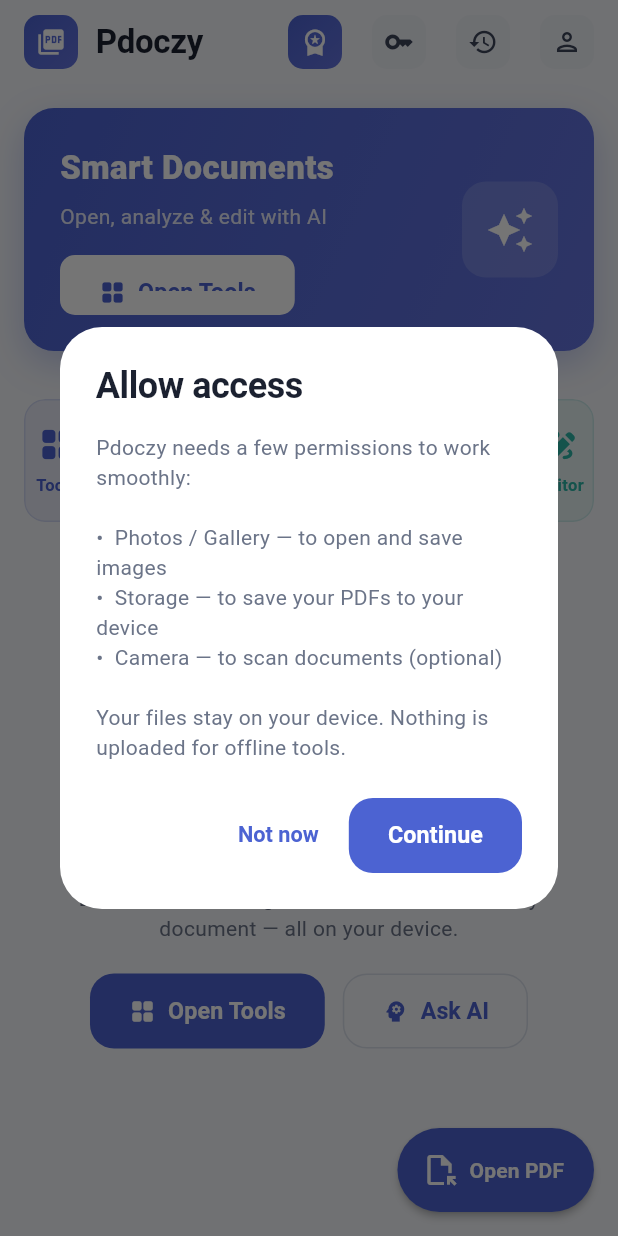
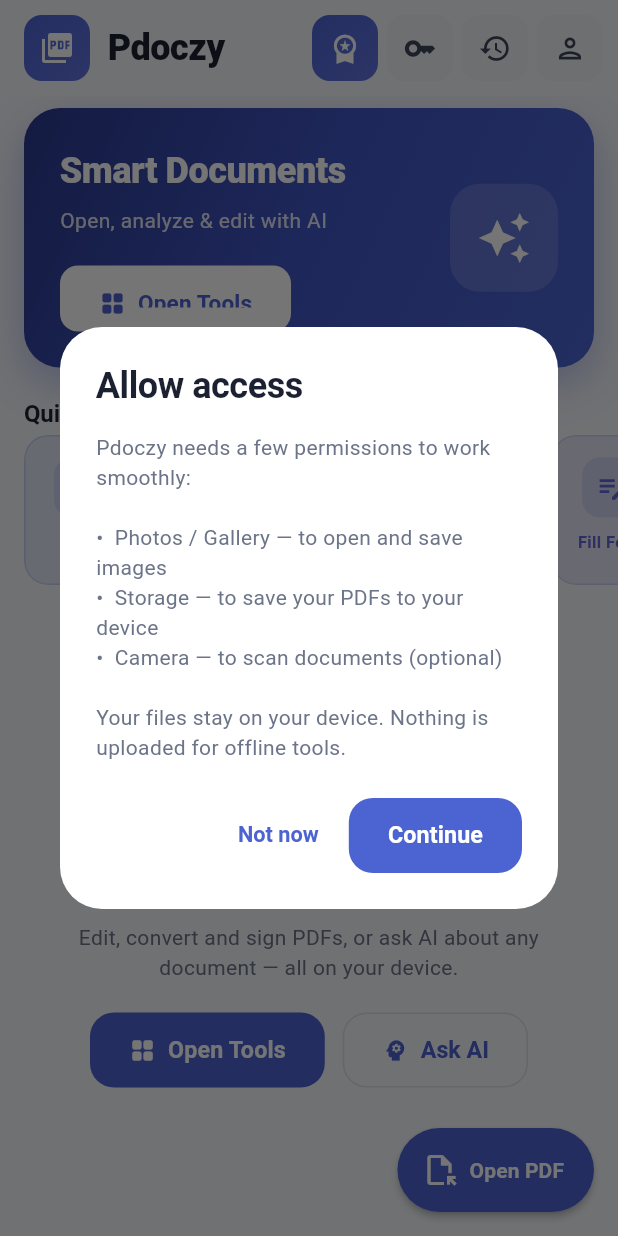
Before and after one commit to hamahasan441-png/Ai-pdf, a Flutter app: the screen it shows after launch, on a phone screen of 412 x 824 dp. Run offline on Flutter 3.47's test engine with Material 3 defaults, Android fonts, the phone set to English and light mode, and no system bars; our stand-ins replace dio, file_picker, flutter_riverpod, flutter_secure_storage, flutter_tts, go_router and 7 more; missing offline and left inert: google_mlkit_text_recognition, pdfx; generated files the repository leaves out were written again.

Commit message:
Fix keyboard resize, enable always-on pinch zoom, improve home screen UI

```diff
--- a/frontend/lib/features/home/presentation/home_screen.dart
+++ b/frontend/lib/features/home/presentation/home_screen.dart
@@ -32,92 +32,77 @@ class _HomeScreenState extends State<HomeScreen> {
     final l10n = AppLocalizations.of(context)!;
     return Scaffold(
       appBar: AppBar(
+        toolbarHeight: 64,
         title: Row(children: [
           Container(
-            width: 36,
-            height: 36,
-            decoration: BoxDecoration(gradient: AppColors.primaryGradient, borderRadius: BorderRadius.circular(10)),
-            child: const Icon(Icons.picture_as_pdf, color: Colors.white, size: 20),
+            width: 44,
+            height: 44,
+            decoration: BoxDecoration(gradient: AppColors.primaryGradient, borderRadius: BorderRadius.circular(12)),
+            child: const Icon(Icons.picture_as_pdf, color: Colors.white, size: 24),
           ),
           const SizedBox(width: 12),
-          const Text('Pdoczy'),
+          const Text('Pdoczy', style: TextStyle(fontSize: 24, fontWeight: FontWeight.w800, letterSpacing: -0.3)),
         ]),
         actions: [
-          IconButton(
-            icon: Container(
-              width: 36,
-              height: 36,
-              decoration: BoxDecoration(gradient: AppColors.primaryGradient, borderRadius: BorderRadius.circular(10)),
-              child: const Icon(Icons.workspace_premium, size: 20, color: Colors.white),
-            ),
-            tooltip: l10n.upgradeToPro,
+          _AppBarAction(
+            icon: Icons.workspace_premium,
+            gradient: AppColors.primaryGradient,
+            tooltip: 'Upgrade to Pro',
             onPressed: () => context.push('/paywall'),
           ),
-          const SizedBox(width: 4),
-          IconButton(
-            icon: Container(
-              width: 36,
-              height: 36,
-              decoration: BoxDecoration(color: cs.surfaceContainerHighest, borderRadius: BorderRadius.circular(10)),
-              child: const Icon(Icons.key, size: 20),
-            ),
+          const SizedBox(width: 6),
+          _AppBarAction(
+            icon: Icons.key,
+            color: cs.surfaceContainerHighest,
             tooltip: 'AI settings & API key',
             onPressed: () => context.push('/settings'),
           ),
-          const SizedBox(width: 4),
-          IconButton(
-            icon: Container(
-              width: 36,
-              height: 36,
-              decoration: BoxDecoration(color: cs.surfaceContainerHighest, borderRadius: BorderRadius.circular(10)),
-              child: const Icon(Icons.history, size: 20),
-            ),
+          const SizedBox(width: 6),
+          _AppBarAction(
+            icon: Icons.history,
+            color: cs.surfaceContainerHighest,
             tooltip: 'Recent files',
             onPressed: () => context.push('/recent'),
           ),
-          const SizedBox(width: 4),
-          IconButton(
-            icon: Container(
-              width: 36,
-              height: 36,
-              decoration: BoxDecoration(color: cs.surfaceContainerHighest, borderRadius: BorderRadius.circular(10)),
-              child: const Icon(Icons.person_outlined, size: 20),
-            ),
+          const SizedBox(width: 6),
+          _AppBarAction(
+            icon: Icons.person_outlined,
+            color: cs.surfaceContainerHighest,
             tooltip: 'Profile',
             onPressed: () => context.push('/profile'),
           ),
-          const SizedBox(width: 8),
+          const SizedBox(width: 10),
         ],
       ),
       body: CustomScrollView(slivers: [
         // Hero banner
         SliverToBoxAdapter(
           child: Container(
-            margin: const EdgeInsets.all(16),
+            margin: const EdgeInsets.fromLTRB(16, 8, 16, 0),
             padding: const EdgeInsets.all(24),
             decoration: BoxDecoration(
-              gradient: AppColors.primaryGradient,
-              borderRadius: BorderRadius.circular(20),
-              boxShadow: [BoxShadow(color: AppColors.primary.withOpacity(0.3), blurRadius: 20, offset: const Offset(0, 8))],
+              gradient: AppColors.heroGradient,
+              borderRadius: BorderRadius.circular(24),
+              boxShadow: [BoxShadow(color: AppColors.primary.withOpacity(0.35), blurRadius: 24, offset: const Offset(0, 10))],
             ),
             child: Row(children: [
               Expanded(
                 child: Column(crossAxisAlignment: CrossAxisAlignment.start, children: [
-                  Text(l10n.smartDocuments, style: const TextStyle(fontSize: 22, fontWeight: FontWeight.w800, color: Colors.white)),
+                  Text(l10n.smartDocuments, style: const TextStyle(fontSize: 24, fontWeight: FontWeight.w800, color: Colors.white, letterSpacing: -0.3)),
                   const SizedBox(height: 6),
-                  Text(l10n.appTagline, style: TextStyle(color: Colors.white.withOpacity(0.85), fontSize: 14)),
-                  const SizedBox(height: 16),
+                  Text(l10n.appTagline, style: TextStyle(color: Colors.white.withOpacity(0.85), fontSize: 14, height: 1.4)),
+                  const SizedBox(height: 20),
                   SizedBox(
-                    height: 40,
+                    height: 44,
                     child: ElevatedButton.icon(
                       onPressed: () => context.push('/tools'),
                       icon: const Icon(Icons.grid_view_rounded, size: 18),
-                      label: Text(l10n.openTools, style: const TextStyle(fontWeight: FontWeight.w600)),
+                      label: Text(l10n.openTools, style: const TextStyle(fontWeight: FontWeight.w700, fontSize: 15)),
                       style: ElevatedButton.styleFrom(
                         backgroundColor: Colors.white,
                         foregroundColor: AppColors.primary,
                         elevation: 0,
-                        shape: RoundedRectangleBorder(borderRadius: BorderRadius.circular(10)),
+                        shape: RoundedRectangleBorder(borderRadius: BorderRadius.circular(12)),
                       ),
                     ),
                   ),
@@ -125,10 +110,10 @@ class _HomeScreenState extends State<HomeScreen> {
               ),
               const SizedBox(width: 16),
               Container(
-                width: 64,
-                height: 64,
-                decoration: BoxDecoration(color: Colors.white.withOpacity(0.15), borderRadius: BorderRadius.circular(16)),
-                child: const Icon(Icons.auto_awesome, size: 32, color: Colors.white),
+                width: 72,
+                height: 72,
+                decoration: BoxDecoration(color: Colors.white.withOpacity(0.15), borderRadius: BorderRadius.circular(20)),
+                child: const Icon(Icons.auto_awesome, size: 36, color: Colors.white),
               ),
             ]),
           ),
@@ -136,22 +121,26 @@ class _HomeScreenState extends State<HomeScreen> {
         // Quick actions
         SliverToBoxAdapter(
           child: Padding(
-            padding: const EdgeInsets.symmetric(horizontal: 16),
-            child: Row(children: [
+            padding: const EdgeInsets.only(top: 20, left: 16, right: 16, bottom: 4),
+            child: Text('Quick Actions', style: Theme.of(context).textTheme.titleMedium?.copyWith(fontWeight: FontWeight.w700)),
+          ),
+        ),
+        SliverToBoxAdapter(
+          child: SizedBox(
+            height: 100,
+            child: ListView(
+              scrollDirection: Axis.horizontal,
+              padding: const EdgeInsets.symmetric(horizontal: 12),
+              children: [
                 _QuickAction(icon: Icons.grid_view_rounded, label: l10n.tools, color: AppColors.primary, onTap: () => context.push('/tools')),
-              const SizedBox(width: 12),
                 _QuickAction(icon: Icons.folder_special, label: 'Library', color: const Color(0xFF5C6BC0), onTap: () => context.push('/library')),
-              const SizedBox(width: 12),
                 _QuickAction(icon: Icons.document_scanner, label: 'Scan', color: const Color(0xFF2E9E7B), onTap: () => context.push('/tools/scan')),
-              const SizedBox(width: 12),
                 _QuickAction(icon: Icons.psychology, label: l10n.askAi, color: const Color(0xFF7E7BD4), onTap: () => context.push('/ai')),
-              const SizedBox(width: 12),
                 _QuickAction(icon: Icons.edit_note, label: l10n.fillForm, color: const Color(0xFF6366D8), onTap: () => context.push('/ai-form')),
-              const SizedBox(width: 12),
                 _QuickAction(icon: Icons.auto_fix_high, label: l10n.smartFormFiller, color: const Color(0xFFE67E22), onTap: () => context.push('/tools/smart-fill')),
-              const SizedBox(width: 12),
                 _QuickAction(icon: Icons.draw, label: l10n.editor, color: AppColors.accent, onTap: () => context.push('/tools/pick-edit')),
-            ]),
+              ],
+            ),
           ),
         ),
         // Recent files (created / edited / saved on this device)
@@ -242,6 +231,43 @@ class _HomeScreenState extends State<HomeScreen> {
   }
 }
 
+/// Circular/rounded app bar action button with optional gradient or solid color.
+class _AppBarAction extends StatelessWidget {
+  final IconData icon;
+  final Gradient? gradient;
+  final Color? color;
+  final String tooltip;
+  final VoidCallback onPressed;
+
+  const _AppBarAction({
+    required this.icon,
+    this.gradient,
+    this.color,
+    required this.tooltip,
+    required this.onPressed,
+  });
+
+  @override
+  Widget build(BuildContext context) {
+    return Tooltip(
+      message: tooltip,
+      child: GestureDetector(
+        onTap: onPressed,
+        child: Container(
+          width: 44,
+          height: 44,
+          decoration: BoxDecoration(
+            gradient: gradient,
+            color: gradient == null ? color : null,
+            borderRadius: BorderRadius.circular(12),
+          ),
+          child: Icon(icon, size: 22, color: gradient != null ? Colors.white : null),
+        ),
+      ),
+    );
+  }
+}
+
 /// Shown only when there are no recent files: a friendly "get started" panel.
 class _RecentEmptyHint extends StatelessWidget {
   final ColorScheme cs;
@@ -307,21 +333,40 @@ class _QuickAction extends StatelessWidget {
 
   @override
   Widget build(BuildContext context) {
-    return Expanded(
+    return Padding(
+      padding: const EdgeInsets.symmetric(horizontal: 4),
       child: PressableScale(
         onTap: onTap,
-        borderRadius: BorderRadius.circular(14),
+        borderRadius: BorderRadius.circular(16),
         child: Container(
-          padding: const EdgeInsets.symmetric(vertical: 16),
+          width: 80,
+          padding: const EdgeInsets.symmetric(vertical: 14),
           decoration: BoxDecoration(
-            color: color.withOpacity(0.08),
-            borderRadius: BorderRadius.circular(14),
-            border: Border.all(color: color.withOpacity(0.15)),
+            color: color.withOpacity(0.1),
+            borderRadius: BorderRadius.circular(16),
+            border: Border.all(color: color.withOpacity(0.2)),
           ),
           child: Column(mainAxisSize: MainAxisSize.min, children: [
-            Icon(icon, color: color, size: 26),
-            const SizedBox(height: 6),
-            Text(label, style: TextStyle(fontSize: 11, fontWeight: FontWeight.w600, color: color)),
+            Container(
+              width: 40,
+              height: 40,
+              decoration: BoxDecoration(
+                color: color.withOpacity(0.15),
+                borderRadius: BorderRadius.circular(12),
+              ),
+              child: Icon(icon, color: color, size: 22),
+            ),
+            const SizedBox(height: 8),
+            Padding(
+              padding: const EdgeInsets.symmetric(horizontal: 4),
+              child: Text(
+                label,
+                style: TextStyle(fontSize: 11, fontWeight: FontWeight.w600, color: color),
+                textAlign: TextAlign.center,
+                maxLines: 2,
+                overflow: TextOverflow.ellipsis,
+              ),
+            ),
           ]),
         ),
       ),
--- a/frontend/lib/features/tools/presentation/pick_edit_screen.dart
+++ b/frontend/lib/features/tools/presentation/pick_edit_screen.dart
@@ -1626,6 +1626,10 @@ class _PickEditScreenState extends State<PickEditScreen> {
       },
       child: Scaffold(
       backgroundColor: const Color(0xFF2B2B2B),
+      // Prevent the Scaffold from shrinking when the soft keyboard opens.
+      // The inline text editor uses Positioned overlays that handle their own
+      // layout, so resizing the body causes the PDF viewport to collapse.
+      resizeToAvoidBottomInset: false,
       appBar: EditorTopBar(
         title: _fileName ?? l10n.toolEditor,
         currentPage: _current,
@@ -1760,7 +1764,7 @@ class _PickEditScreenState extends State<PickEditScreen> {
             : null,
         documentViewport: EditorDocumentViewport(
           panEnabled: _tool == EditTool.pan,
-          scaleEnabled: _tool == EditTool.pan,
+          scaleEnabled: true,
           child: EditorCanvas(
             bytes: bytes ?? Uint8List(0),
             tool: _tool,
```
Lines whose indentation alone changed are shown as unchanged.
